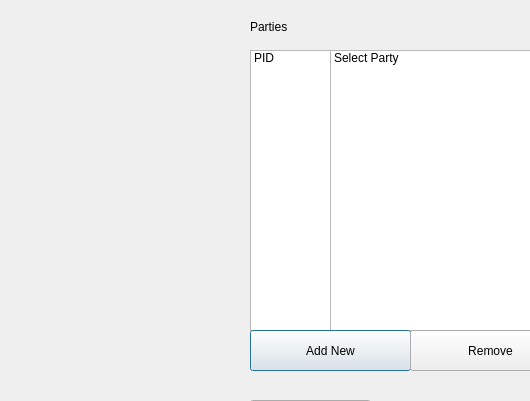
tapish13031997/OVV, file manage_parties.ui: the form before one commit; both pictures show x 0 to 530 and y 0 to 401 of the 725 by 495 pixel window.
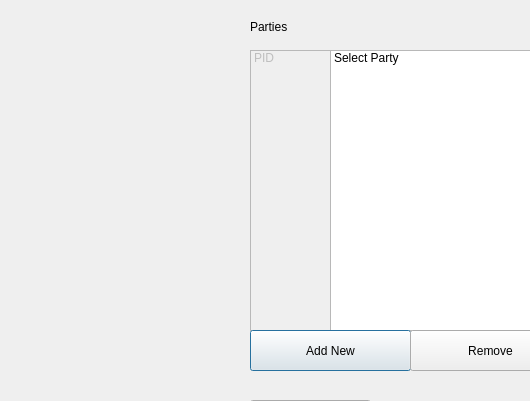
The form after the commit. Icons and pictures are not drawn.

What changed in the file:
```diff
--- a/manage_parties.ui
+++ b/manage_parties.ui
@@ -27,6 +27,9 @@
    </property>
   </widget>
   <widget class="QListWidget" name="pid">
+   <property name="enabled">
+    <bool>false</bool>
+   </property>
    <property name="geometry">
     <rect>
      <x>250</x>
```
